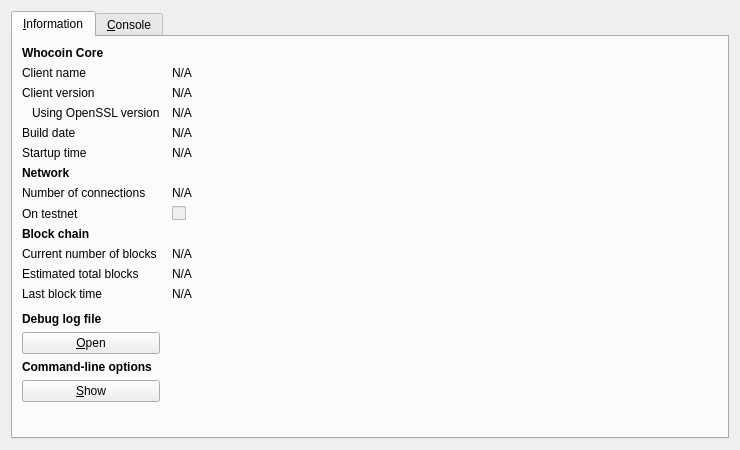
The window that src/qt/forms/rpcconsole.ui (whocoin/whocoin) describes before a commit, drawn with Qt 5.
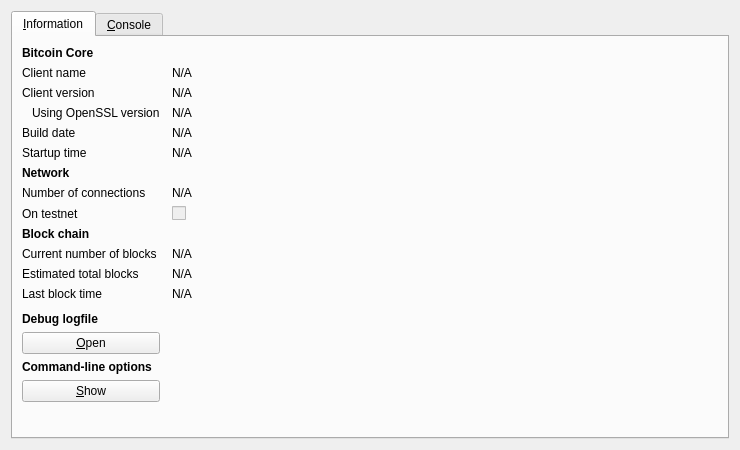
The same window after the commit. Icons and pictures are not drawn.

What changed in the file:
```diff
--- a/src/qt/forms/rpcconsole.ui
+++ b/src/qt/forms/rpcconsole.ui
@@ -36,7 +36,7 @@
           </font>
          </property>
          <property name="text">
-          <string>Whocoin Core</string>
+          <string>Bitcoin Core</string>
          </property>
         </widget>
        </item>
@@ -315,7 +315,7 @@
           </font>
          </property>
          <property name="text">
-          <string>Debug log file</string>
+          <string>Debug logfile</string>
          </property>
         </widget>
        </item>
```
Left out of the diff: 9 changed lines with no effect on the pictures.
